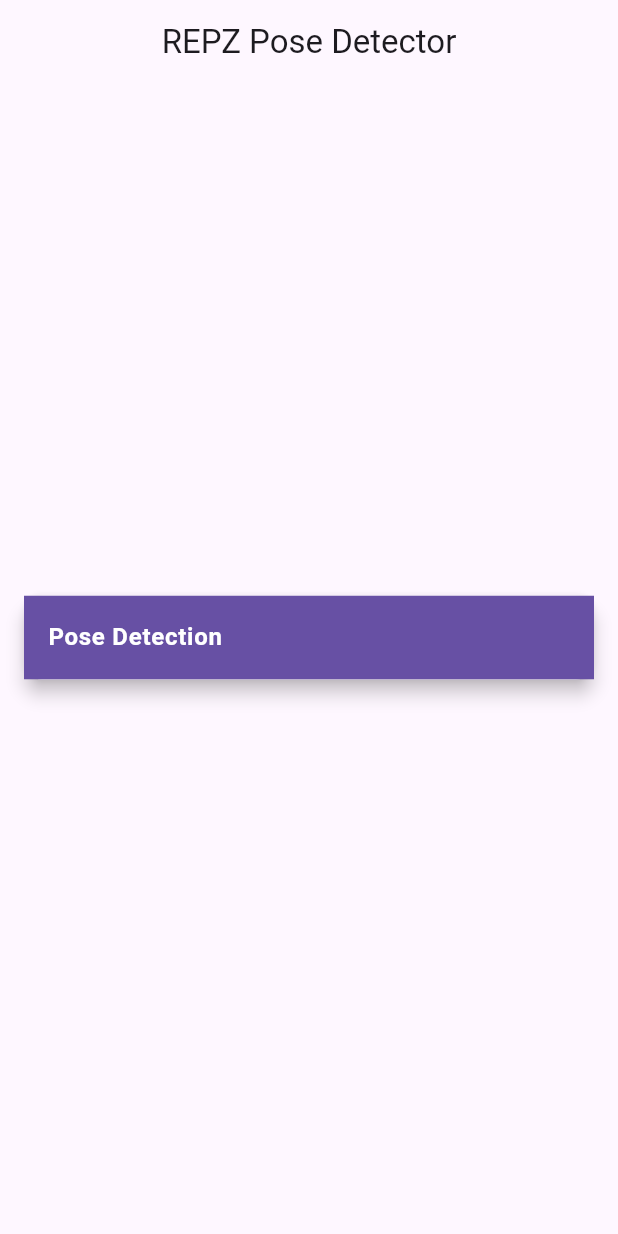
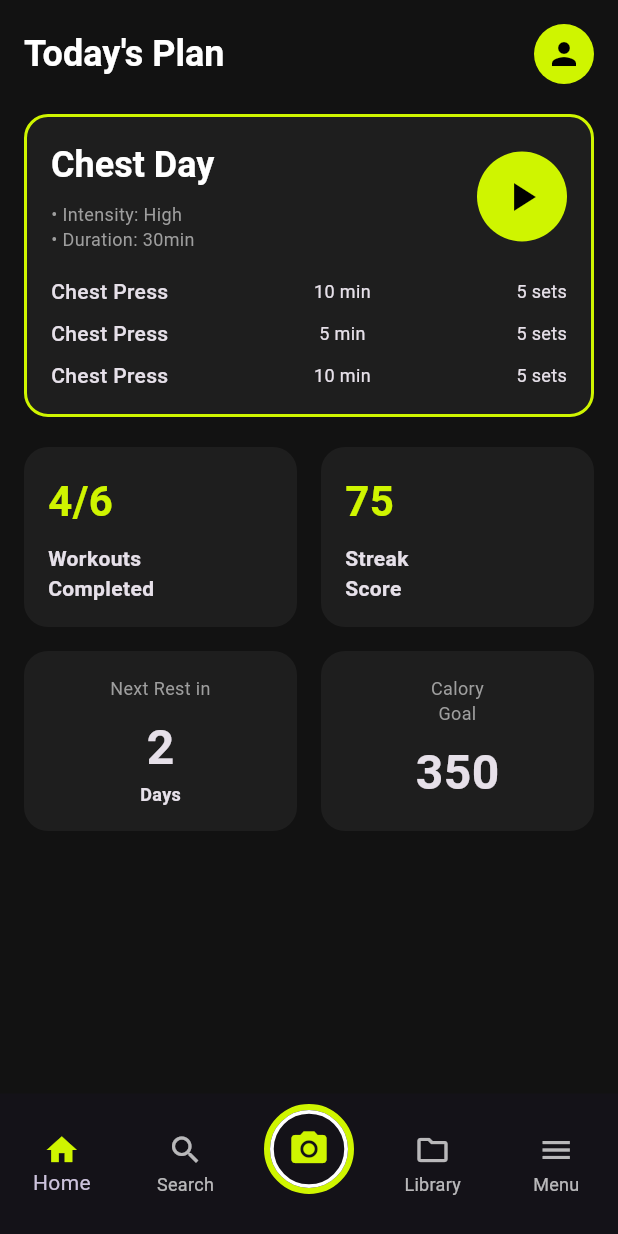
Before and after one commit to REPZ-AR/repz-ar, a Flutter app: the screen it shows after launch, on a phone screen of 412 x 824 dp. Run offline on Flutter 3.47's test engine with Material 3 defaults, Android fonts, the phone set to English and light mode, and no system bars; our stand-ins replace camera; missing offline and left inert: google_mlkit_commons, google_mlkit_pose_detection.

Commit message:
FEATURE: added Activity, Library, Menu, and Search pages with navigation and dark/light modes

```diff
--- a/repz/lib/main.dart
+++ b/repz/lib/main.dart
@@ -1,82 +1,165 @@
-import 'dart:io';
+import 'package:flutter/material.dart';
+import 'package:repz/views/home_page.dart';
+import 'package:repz/views/search_page.dart';
+import 'package:repz/views/activity_page.dart';
+import 'package:repz/views/library_page.dart';
+import 'package:repz/views/menu_page.dart';
 
-import 'package:flutter/material.dart';
-import 'package:repz/views/pose_detector_view.dart';
-
-Future<void> main() async {
-  WidgetsFlutterBinding.ensureInitialized();
-
-  runApp(MyApp());
+void main() {
+  runApp(const MyApp());
 }
 
-class MyApp extends StatelessWidget {
+class MyApp extends StatefulWidget {
+  const MyApp({Key? key}) : super(key: key);
+
+  @override
+  State<MyApp> createState() => _MyAppState();
+}
+
+class _MyAppState extends State<MyApp> {
+  bool isDarkMode = true;
+
   @override
   Widget build(BuildContext context) {
     return MaterialApp(
-      debugShowCheckedModeBanner: false,
-      home: Home(),
-    );
-  }
-}
-
-class Home extends StatelessWidget {
-  @override
-  Widget build(BuildContext context) {
-    return Scaffold(
-      appBar: AppBar(
-        title: Text('REPZ Pose Detector'),
-        centerTitle: true,
-        elevation: 0,
+      title: 'Repz',
+      theme: ThemeData(
+        brightness: Brightness.light,
+        primaryColor: const Color(0xFFA66CFF),
+        scaffoldBackgroundColor: Colors.grey[100],
+        useMaterial3: true,
       ),
-      body: SafeArea(
-        child: Center(
-          child: SingleChildScrollView(
-            child: Padding(
-              padding: EdgeInsets.symmetric(horizontal: 16),
-              child: Column(
-                children: [
-                  CustomCard('Pose Detection', PoseDetectorView()),
-                  SizedBox(
-                    height: 20,
-                  )
-                ],
-              ),
-            ),
-          ),
-        ),
+      darkTheme: ThemeData(
+        brightness: Brightness.dark,
+        primaryColor: const Color(0xFFCFF500),
+        scaffoldBackgroundColor: const Color(0xFF121212),
+        useMaterial3: true,
+      ),
+      themeMode: isDarkMode ? ThemeMode.dark : ThemeMode.light,
+      home: MainPage(
+        isDarkMode: isDarkMode,
+        onThemeChanged: (bool value) {
+          setState(() {
+            isDarkMode = value;
+          });
+        },
       ),
     );
   }
 }
 
-class CustomCard extends StatelessWidget {
-  final String _label;
-  final Widget _viewPage;
-  final bool featureCompleted;
+class MainPage extends StatefulWidget {
+  final bool isDarkMode;
+  final Function(bool) onThemeChanged;
 
-  const CustomCard(this._label, this._viewPage, {this.featureCompleted = true});
+  const MainPage({
+    Key? key,
+    required this.isDarkMode,
+    required this.onThemeChanged,
+  }) : super(key: key);
+
+  @override
+  State<MainPage> createState() => _MainPageState();
+}
+
+class _MainPageState extends State<MainPage> {
+  int _selectedIndex = 0;
+
+  late List<Widget> _pages;
+
+  @override
+  void initState() {
+    super.initState();
+    _buildPages();
+  }
+
+  void _buildPages() {
+    _pages = [
+      HomePage(isDarkMode: widget.isDarkMode),
+      const SearchPage(),
+      const ActivityPage(),
+      const LibraryPage(),
+      MenuPage(
+        isDarkMode: widget.isDarkMode,
+        onThemeChanged: widget.onThemeChanged,
+      ),
+    ];
+  }
+
+  @override
+  void didUpdateWidget(MainPage oldWidget) {
+    super.didUpdateWidget(oldWidget);
+    if (oldWidget.isDarkMode != widget.isDarkMode) {
+      _buildPages();
+    }
+  }
 
   @override
   Widget build(BuildContext context) {
-    return Card(
-      elevation: 5,
-      margin: EdgeInsets.only(bottom: 10),
-      child: ListTile(
-        tileColor: Theme.of(context).primaryColor,
-        title: Text(
-          _label,
-          style: TextStyle(color: Colors.white, fontWeight: FontWeight.bold),
-        ),
-        onTap: () {
-          if (!featureCompleted) {
-            ScaffoldMessenger.of(context).showSnackBar(SnackBar(
-                content:
-                const Text('This feature has not been implemented yet')));
-          } else {
-            Navigator.push(
-                context, MaterialPageRoute(builder: (context) => _viewPage));
-          }
+    final accentColor = widget.isDarkMode
+        ? const Color(0xFFCFF500)
+        : const Color(0xFFA66CFF);
+
+    return Scaffold(
+      body: _pages[_selectedIndex],
+      bottomNavigationBar: BottomNavigationBar(
+        currentIndex: _selectedIndex,
+        onTap: (index) {
+          setState(() {
+            _selectedIndex = index;
+          });
         },
+        type: BottomNavigationBarType.fixed,
+        items: [
+          BottomNavigationBarItem(
+            icon: const Icon(Icons.home_outlined),
+            activeIcon: Icon(Icons.home, color: accentColor),
+            label: 'Home',
+          ),
+          BottomNavigationBarItem(
+            icon: const Icon(Icons.search_outlined),
+            activeIcon: Icon(Icons.search, color: accentColor),
+            label: 'Search',
+          ),
+          BottomNavigationBarItem(
+            icon: Container(
+              width: 60,
+              height: 60,
+              decoration: BoxDecoration(
+                shape: BoxShape.circle,
+                border: Border.all(
+                  color: accentColor,
+                  width: 4,
+                ),
+              ),
+              child: Container(
+                decoration: BoxDecoration(
+                  shape: BoxShape.circle,
+                  border: Border.all(
+                    color: widget.isDarkMode ? Colors.white : Colors.black,
+                    width: 2.5,
+                  ),
+                ),
+                child: Icon(
+                  Icons.camera_alt,
+                  color: accentColor,
+                  size: 28,
+                ),
+              ),
+            ),
+            label: '',
+          ),
+          BottomNavigationBarItem(
+            icon: const Icon(Icons.folder_outlined),
+            activeIcon: Icon(Icons.folder, color: accentColor),
+            label: 'Library',
+          ),
+          BottomNavigationBarItem(
+            icon: const Icon(Icons.menu_outlined),
+            activeIcon: Icon(Icons.menu, color: accentColor),
+            label: 'Menu',
+          ),
+        ],
       ),
     );
   }
--- /dev/null
+++ b/repz/lib/views/home_page.dart
@@ -0,0 +1,288 @@
+import 'package:flutter/material.dart';
+
+class HomePage extends StatelessWidget {
+  final bool isDarkMode;
+
+  const HomePage({Key? key, required this.isDarkMode}) : super(key: key);
+
+  @override
+  Widget build(BuildContext context) {
+    final accentColor =
+        isDarkMode ? const Color(0xFFCFF500) : const Color(0xFFA66CFF);
+    final cardColor = isDarkMode ? const Color(0xFF1E1E1E) : Colors.white;
+    final textColor = isDarkMode ? Colors.white : Colors.black;
+
+    return SafeArea(
+      child: SingleChildScrollView(
+        padding: const EdgeInsets.all(16),
+        child: Column(
+          crossAxisAlignment: CrossAxisAlignment.start,
+          children: [
+            // Header with profile icon
+            Row(
+              mainAxisAlignment: MainAxisAlignment.spaceBetween,
+              children: [
+                Text(
+                  "Today's Plan",
+                  style: Theme.of(context).textTheme.headlineSmall?.copyWith(
+                        fontWeight: FontWeight.bold,
+                        color: textColor,
+                      ),
+                ),
+                CircleAvatar(
+                  radius: 20,
+                  backgroundColor: accentColor,
+                  child: Icon(
+                    Icons.person,
+                    color: Colors.black,
+                  ),
+                ),
+              ],
+            ),
+            const SizedBox(height: 20),
+
+            // Today's workout card
+            Container(
+              padding: const EdgeInsets.all(16),
+              decoration: BoxDecoration(
+                color: cardColor,
+                borderRadius: BorderRadius.circular(16),
+                border: Border.all(
+                  color: accentColor,
+                  width: 2,
+                ),
+              ),
+              child: Column(
+                crossAxisAlignment: CrossAxisAlignment.start,
+                children: [
+                  Row(
+                    mainAxisAlignment: MainAxisAlignment.spaceBetween,
+                    children: [
+                      Column(
+                        crossAxisAlignment: CrossAxisAlignment.start,
+                        children: [
+                          Text(
+                            'Chest Day',
+                            style: Theme.of(context)
+                                .textTheme
+                                .headlineSmall
+                                ?.copyWith(
+                                  fontWeight: FontWeight.bold,
+                                  color: textColor,
+                                ),
+                          ),
+                          const SizedBox(height: 8),
+                          Text(
+                            '• Intensity: High\n• Duration: 30min',
+                            style: TextStyle(
+                              color: Colors.grey[500],
+                              fontSize: 12,
+                            ),
+                          ),
+                        ],
+                      ),
+                      Container(
+                        width: 60,
+                        height: 60,
+                        decoration: BoxDecoration(
+                          color: accentColor,
+                          shape: BoxShape.circle,
+                        ),
+                        child: const Icon(
+                          Icons.play_arrow,
+                          color: Colors.black,
+                          size: 32,
+                        ),
+                      ),
+                    ],
+                  ),
+                  const SizedBox(height: 16),
+                  _ExerciseItem('Chest Press', '10 min', '5 sets'),
+                  const SizedBox(height: 8),
+                  _ExerciseItem('Chest Press', '5 min', '5 sets'),
+                  const SizedBox(height: 8),
+                  _ExerciseItem('Chest Press', '10 min', '5 sets'),
+                ],
+              ),
+            ),
+            const SizedBox(height: 20),
+
+            // Stats row
+            Row(
+              children: [
+                Expanded(
+                  child: _StatCard(
+                    title: 'Workouts\nCompleted',
+                    value: '4/6',
+                    accentColor: accentColor,
+                    isDarkMode: isDarkMode,
+                  ),
+                ),
+                const SizedBox(width: 16),
+                Expanded(
+                  child: _StatCard(
+                    title: 'Streak\nScore',
+                    value: '75',
+                    accentColor: accentColor,
+                    isDarkMode: isDarkMode,
+                  ),
+                ),
+              ],
+            ),
+            const SizedBox(height: 16),
+
+            // Rest and Calory cards
+            Row(
+              children: [
+                Expanded(
+                  child: _InfoCard(
+                    title: 'Next Rest in',
+                    value: '2',
+                    subtitle: 'Days',
+                    isDarkMode: isDarkMode,
+                  ),
+                ),
+                const SizedBox(width: 16),
+                Expanded(
+                  child: _InfoCard(
+                    title: 'Calory\nGoal',
+                    value: '350',
+                    subtitle: '',
+                    isDarkMode: isDarkMode,
+                  ),
+                ),
+              ],
+            ),
+          ],
+        ),
+      ),
+    );
+  }
+}
+
+class _ExerciseItem extends StatelessWidget {
+  final String name;
+  final String duration;
+  final String sets;
+
+  const _ExerciseItem(this.name, this.duration, this.sets);
+
+  @override
+  Widget build(BuildContext context) {
+    return Row(
+      mainAxisAlignment: MainAxisAlignment.spaceBetween,
+      children: [
+        Text(
+          name,
+          style: const TextStyle(fontWeight: FontWeight.w500),
+        ),
+        Text(duration, style: const TextStyle(fontSize: 12)),
+        Text(sets, style: const TextStyle(fontSize: 12)),
+      ],
+    );
+  }
+}
+
+class _StatCard extends StatelessWidget {
+  final String title;
+  final String value;
+  final Color accentColor;
+  final bool isDarkMode;
+
+  const _StatCard({
+    required this.title,
+    required this.value,
+    required this.accentColor,
+    required this.isDarkMode,
+  });
+
+  @override
+  Widget build(BuildContext context) {
+    final cardColor = isDarkMode ? const Color(0xFF1E1E1E) : Colors.white;
+
+    return Container(
+      padding: const EdgeInsets.all(16),
+      decoration: BoxDecoration(
+        color: cardColor,
+        borderRadius: BorderRadius.circular(16),
+      ),
+      child: Column(
+        crossAxisAlignment: CrossAxisAlignment.start,
+        children: [
+          Text(
+            value,
+            style: TextStyle(
+              fontSize: 28,
+              fontWeight: FontWeight.bold,
+              color: accentColor,
+            ),
+          ),
+          const SizedBox(height: 8),
+          Text(
+            title,
+            style: const TextStyle(
+              fontWeight: FontWeight.bold,
+              fontSize: 14,
+            ),
+          ),
+        ],
+      ),
+    );
+  }
+}
+
+class _InfoCard extends StatelessWidget {
+  final String title;
+  final String value;
+  final String subtitle;
+  final bool isDarkMode;
+
+  const _InfoCard({
+    required this.title,
+    required this.value,
+    required this.subtitle,
+    required this.isDarkMode,
+  });
+
+  @override
+  Widget build(BuildContext context) {
+    final cardColor = isDarkMode ? const Color(0xFF1E1E1E) : Colors.white;
+
+    return Container(
+      padding: const EdgeInsets.all(16),
+      decoration: BoxDecoration(
+        color: cardColor,
+        borderRadius: BorderRadius.circular(16),
+      ),
+      child: Column(
+        crossAxisAlignment: CrossAxisAlignment.center,
+        children: [
+          Text(
+            title,
+            style: const TextStyle(
+              fontSize: 12,
+              color: Colors.grey,
+            ),
+            textAlign: TextAlign.center,
+          ),
+          const SizedBox(height: 8),
+          Text(
+            value,
+            style: const TextStyle(
+              fontSize: 32,
+              fontWeight: FontWeight.bold,
+            ),
+          ),
+          if (subtitle.isNotEmpty)
+            Text(
+              subtitle,
+              style: const TextStyle(
+                fontSize: 12,
+                fontWeight: FontWeight.bold,
+              ),
+            ),
+        ],
+      ),
+    );
+  }
+}
--- /dev/null
+++ b/repz/lib/views/library_page.dart
@@ -0,0 +1,13 @@
+import 'package:flutter/material.dart';
+
+class LibraryPage extends StatelessWidget {
+  const LibraryPage({Key? key}) : super(key: key);
+
+  @override
+  Widget build(BuildContext context) {
+    return Scaffold(
+      appBar: AppBar(title: const Text('Library')),
+      body: const Center(child: Text('Library Page')),
+    );
+  }
+}
--- /dev/null
+++ b/repz/lib/views/search_page.dart
@@ -0,0 +1,13 @@
+import 'package:flutter/material.dart';
+
+class SearchPage extends StatelessWidget {
+  const SearchPage({Key? key}) : super(key: key);
+
+  @override
+  Widget build(BuildContext context) {
+    return Scaffold(
+      appBar: AppBar(title: const Text('Search')),
+      body: const Center(child: Text('Search Page')),
+    );
+  }
+}
```
Also changed, not shown: repz/lib/views/activity_page.dart (added, +97 -0 lines), repz/lib/views/menu_page.dart (added, +52 -0 lines).
